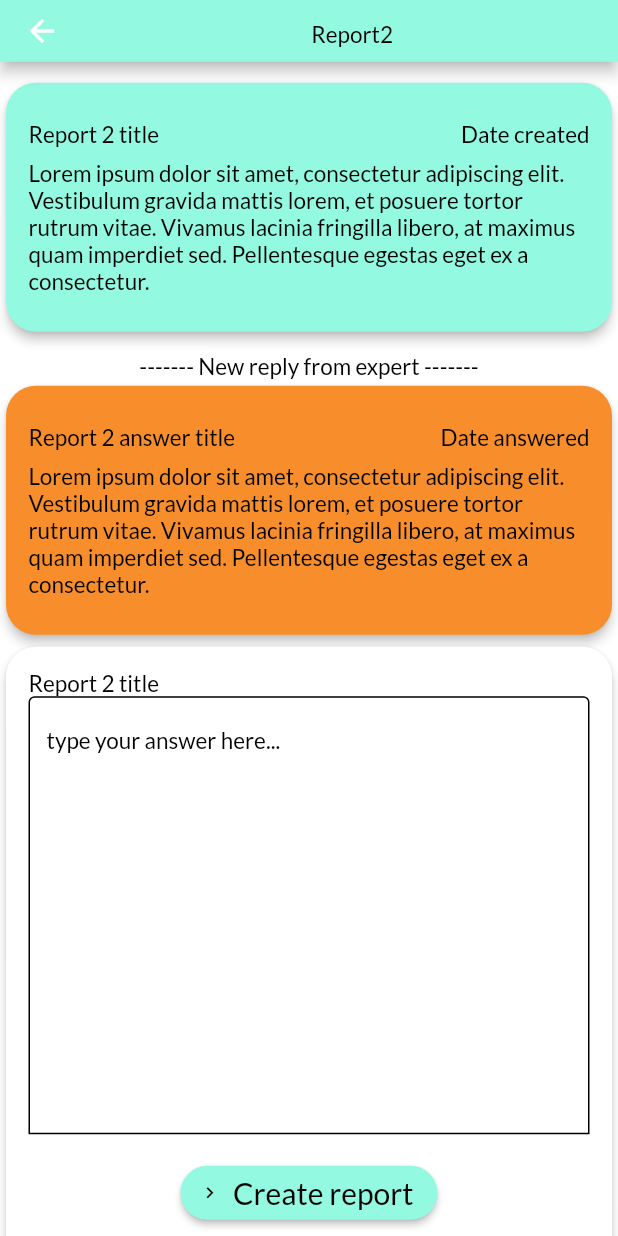
After one commit to alvaroprado00/ece579, a Flutter app: the ViewReportUser screen opened directly, after a tap on the "arrow forward" icon, on a phone screen of 412 x 824 dp. The commit adds this screen. Run offline on Flutter 3.47's test engine with Material 2 defaults, Android fonts, the phone set to English and light mode, and no system bars; drawn by our look-alikes of auto_size_text; our stand-ins replace font_awesome_flutter, google_fonts, lottie, page_transition.

Commit message:
update
added pages for expert and finished user

```diff
--- a/mobile_computing_project/lib/screens/ViewReportUser.dart
+++ b/mobile_computing_project/lib/screens/ViewReportUser.dart
@@ -1,6 +1,9 @@
 import 'package:flutter/material.dart';
 import 'package:google_fonts/google_fonts.dart';
+import 'package:mobile_computing_project/screens/ViewReportUserX.dart';
 import 'package:mobile_computing_project/util.dart';
+import 'package:page_transition/page_transition.dart';
+
 
 
 // WHY IS Background blue and not white?
@@ -68,7 +71,21 @@ class _ViewReportUserState extends State<ViewReportUser> {
                                   Text(
                                     'Date creation',
                                     style: labelStyleForButton
-                                  )
+                                  ),
+                                  IconButton(
+                                      onPressed:(){
+                                        Navigator.push(
+                                          context,
+                                          PageTransition(
+                                            type: PageTransitionType.rightToLeft,
+                                            duration:const Duration(milliseconds: 300),
+                                            reverseDuration:const Duration(milliseconds: 300),
+                                            child: ViewReportUserX(),
+                                          ),
+                                        );
+                                      },
+                                      icon:
+                                      Icon(Icons.arrow_forward))
                                 ],
                               ),
                             ),
@@ -78,7 +95,7 @@ class _ViewReportUserState extends State<ViewReportUser> {
                                 'Lorem ipsum dolor sit amet, consectetur adipiscing elit. Vestibulum gravida mattis lorem, et posuere tortor rutrum vitae. Vivamus lacinia fringilla libero, at maximus quam imperdiet sed. Pellentesque egestas eget ex a consectetur.',
                                 style: myTextFieldStyle,
                               ),
-                            )
+                            ),
                           ],
                         ),
                       )
@@ -110,12 +127,26 @@ class _ViewReportUserState extends State<ViewReportUser> {
                               children: [
                                 Text(
                                   'Report 2',
-                                  style: labelStyleForButton
+                                  style: myTextFieldStyle
                                 ),
                                 Text(
                                   'Date answered',
-                                  style: labelStyleForButton
-                                )
+                                  style: myTextFieldStyle
+                                ),
+                                IconButton(
+                                    onPressed:(){
+                                      Navigator.push(
+                                        context,
+                                        PageTransition(
+                                          type: PageTransitionType.rightToLeft,
+                                          duration:const Duration(milliseconds: 300),
+                                          reverseDuration:const Duration(milliseconds: 300),
+                                          child: ViewReportUserX(),
+                                        ),
+                                      );
+                                    },
+                                    icon:
+                                    Icon(Icons.arrow_forward))
                               ],
                             ),
                           ),
--- /dev/null
+++ b/mobile_computing_project/lib/screens/ViewReportUserX.dart
@@ -0,0 +1,299 @@
+import 'package:auto_size_text/auto_size_text.dart';
+import 'package:flutter/material.dart';
+import 'package:google_fonts/google_fonts.dart';
+import 'package:mobile_computing_project/util.dart';
+
+class ViewReportUserX extends StatefulWidget {
+  //ViewReportUserXWidget({Key key}) : super(key: key);
+
+  @override
+  _ViewReportUserXState createState() => _ViewReportUserXState();
+}
+
+class _ViewReportUserXState extends State<ViewReportUserX> {
+  late TextEditingController textController;
+  bool _loadingButton = false;
+  final scaffoldKey = GlobalKey<ScaffoldState>();
+
+  @override
+  void initState() {
+    super.initState();
+    textController = TextEditingController();
+  }
+
+  @override
+  Widget build(BuildContext context) {
+    return Scaffold(
+      key: scaffoldKey,
+      appBar: PreferredSize(
+        preferredSize:
+        Size.fromHeight(MediaQuery.of(context).size.height * 0.05),
+        child: AppBar(
+          backgroundColor: Color(0xFF94F9E1),
+          automaticallyImplyLeading: true,
+          flexibleSpace: Align(
+            alignment: AlignmentDirectional(-0.15, 0.15),
+            child: Padding(
+              padding: EdgeInsetsDirectional.fromSTEB(10, 0, 10, 0),
+              child: Row(
+                mainAxisSize: MainAxisSize.max,
+                mainAxisAlignment: MainAxisAlignment.end,
+                crossAxisAlignment: CrossAxisAlignment.center,
+                children: [
+                  Padding(
+                    padding: EdgeInsetsDirectional.fromSTEB(0, 0, 140, 0),
+                    child: Text(
+                      'Report2',
+                      style: myTextFieldStyle
+                    ),
+                  )
+                ],
+              ),
+            ),
+          ),
+          actions: [],
+          elevation: 4,
+        ),
+      ),
+      backgroundColor: Colors.white,
+      body: SafeArea(
+        child: ListView(
+          padding: EdgeInsets.zero,
+          scrollDirection: Axis.vertical,
+          children: [
+            Column(
+              mainAxisSize: MainAxisSize.max,
+              children: [
+                Container(
+                  width: MediaQuery.of(context).size.width,
+                  height: MediaQuery.of(context).size.height * 1,
+                  decoration: BoxDecoration(
+                    color: Colors.white,
+                  ),
+                  child: Padding(
+                    padding: EdgeInsetsDirectional.fromSTEB(0, 10, 0, 0),
+                    child: Column(
+                      mainAxisSize: MainAxisSize.max,
+                      mainAxisAlignment: MainAxisAlignment.start,
+                      children: [
+                        Card(
+                          clipBehavior: Clip.antiAliasWithSaveLayer,
+                          color: const Color(0xFF94F9E1),
+                          elevation: 3,
+                          shape: RoundedRectangleBorder(
+                            borderRadius: BorderRadius.circular(20),
+                          ),
+                          child: Column(
+                            mainAxisSize: MainAxisSize.min,
+                            crossAxisAlignment: CrossAxisAlignment.start,
+                            children: [
+                              Padding(
+                                padding: EdgeInsetsDirectional.fromSTEB(
+                                    15, 15, 15, 25),
+                                child: Column(
+                                  mainAxisSize: MainAxisSize.max,
+                                  children: [
+                                    Padding(
+                                      padding: EdgeInsetsDirectional.fromSTEB(
+                                          0, 10, 0, 0),
+                                      child: Row(
+                                        mainAxisSize: MainAxisSize.max,
+                                        mainAxisAlignment:
+                                        MainAxisAlignment.spaceBetween,
+                                        children: [
+                                          Text(
+                                            'Report 2 title',
+                                            style: myTextFieldStyle,
+                                          ),
+                                          Text(
+                                            'Date created',
+                                            style: myTextFieldStyle,
+                                          )
+                                        ],
+                                      ),
+                                    ),
+                                    Padding(
+                                      padding: EdgeInsetsDirectional.fromSTEB(
+                                          0, 8, 0, 0),
+                                      child: Text(
+                                        'Lorem ipsum dolor sit amet, consectetur adipiscing elit. Vestibulum gravida mattis lorem, et posuere tortor rutrum vitae. Vivamus lacinia fringilla libero, at maximus quam imperdiet sed. Pellentesque egestas eget ex a consectetur.',
+                                        style: myTextFieldStyle,
+                                      ),
+                                    )
+                                  ],
+                                ),
+                              )
+                            ],
+                          ),
+                        ),
+                        Padding(
+                          padding: EdgeInsetsDirectional.fromSTEB(0, 10, 0, 0),
+                          child: Row(
+                            mainAxisSize: MainAxisSize.max,
+                            children: [
+                              Expanded(
+                                child: Column(
+                                  mainAxisSize: MainAxisSize.max,
+                                  children: [
+                                    AutoSizeText(
+                                      '------- New reply from expert -------',
+                                      textAlign: TextAlign.center,
+                                      style: myTextFieldStyle,
+                                    ),
+                                    Card(
+                                      clipBehavior: Clip.antiAliasWithSaveLayer,
+                                      color: Color(0xFFF88E2B),
+                                      elevation: 3,
+                                      shape: RoundedRectangleBorder(
+                                        borderRadius: BorderRadius.circular(20),
+                                      ),
+                                      child: Column(
+                                        mainAxisSize: MainAxisSize.min,
+                                        crossAxisAlignment:
+                                        CrossAxisAlignment.start,
+                                        children: [
+                                          Padding(
+                                            padding:
+                                            EdgeInsetsDirectional.fromSTEB(
+                                                15, 15, 15, 25),
+                                            child: Column(
+                                              mainAxisSize: MainAxisSize.max,
+                                              children: [
+                                                Padding(
+                                                  padding: EdgeInsetsDirectional
+                                                      .fromSTEB(0, 10, 0, 0),
+                                                  child: Row(
+                                                    mainAxisSize:
+                                                    MainAxisSize.max,
+                                                    mainAxisAlignment:
+                                                    MainAxisAlignment
+                                                        .spaceBetween,
+                                                    children: [
+                                                      AutoSizeText(
+                                                        'Report 2 answer title',
+                                                        style: myTextFieldStyle
+                                                      ),
+                                                      Text(
+                                                        'Date answered',
+                                                        style: myTextFieldStyle
+                                                      )
+                                                    ],
+                                                  ),
+                                                ),
+                                                Padding(
+                                                  padding: EdgeInsetsDirectional
+                                                      .fromSTEB(0, 8, 0, 0),
+                                                  child: Text(
+                                                    'Lorem ipsum dolor sit amet, consectetur adipiscing elit. Vestibulum gravida mattis lorem, et posuere tortor rutrum vitae. Vivamus lacinia fringilla libero, at maximus quam imperdiet sed. Pellentesque egestas eget ex a consectetur.',
+                                                    style: myTextFieldStyle
+                                                  ),
+                                                )
+                                              ],
+                                            ),
+                                          )
+                                        ],
+                                      ),
+                                    )
+                                  ],
+                                ),
+                              )
+                            ],
+                          ),
+                        ),
+                        Card(
+                          clipBehavior: Clip.antiAliasWithSaveLayer,
+                          color: Colors.white,
+                          elevation: 3,
+                          shape: RoundedRectangleBorder(
+                            borderRadius: BorderRadius.circular(20),
+                          ),
+                          child: Column(
+                            mainAxisSize: MainAxisSize.min,
+                            crossAxisAlignment: CrossAxisAlignment.start,
+                            children: [
+                              Padding(
+                                padding: EdgeInsetsDirectional.fromSTEB(
+                                    15, 15, 15, 25),
+                                child: Column(
+                                  mainAxisSize: MainAxisSize.max,
+                                  children: [
+                                    Row(
+                                      mainAxisSize: MainAxisSize.max,
+                                      children: [
+                                        Align(
+                                          alignment:
+                                          AlignmentDirectional(-0.05, 0),
+                                          child: AutoSizeText(
+                                            'Report 2 title',
+                                            textAlign: TextAlign.start,
+                                            style: myTextFieldStyle
+                                          ),
+                                        )
+                                      ],
+                                    ),
+                                    TextFormField(
+                                      controller: textController,
+                                      obscureText: false,
+                                      decoration: InputDecoration(
+                                        hintText: 'type your answer here...',
+                                        hintStyle: myHintStyle,
+                                        enabledBorder: OutlineInputBorder(
+                                          borderSide: BorderSide(
+                                            color: Colors.black,
+                                            width: 1,
+                                          ),
+                                          borderRadius: const BorderRadius.only(
+                                            topLeft: Radius.circular(4.0),
+                                            topRight: Radius.circular(4.0),
+                                          ),
+                                        ),
+                                        focusedBorder: OutlineInputBorder(
+                                          borderSide: BorderSide(
+                                            color: Colors.black,
+                                            width: 1,
+                                          ),
+                                          borderRadius: const BorderRadius.only(
+                                            topLeft: Radius.circular(4.0),
+                                            topRight: Radius.circular(4.0),
+                                          ),
+                                        ),
+                                      ),
+                                      style: myTextFieldStyle,
+                                      textAlign: TextAlign.justify,
+                                      maxLines: 14,
+                                    ),
+                                    Padding(
+                                      padding: EdgeInsetsDirectional.fromSTEB(
+                                          0, 15, 0, 0),
+                                      child: ElevatedButton.icon(
+                                        onPressed:(){
+                                          print("click");
+                                        },
+                                        icon:const Icon(
+                                          Icons.navigate_next,
+                                          size: 15,
+                                          color: Colors.black,
+                                        ),
+                                        style: myButtonStyle,
+                                        label:
+                                        Text('Create report', style: labelStyleForButton),
+                                      ),
+                                      ),
+                                  ],
+                                ),
+                              )
+                            ],
+                          ),
+                        )
+                      ],
+                    ),
+                  ),
+                )
+              ],
+            )
+          ],
+        ),
+      ),
+    );
+  }
+}
```
Also changed, not shown: mobile_computing_project/lib/LoginPage.dart (+24 -12 lines), mobile_computing_project/lib/screens/HomeExpert.dart (added, +103 -0 lines), mobile_computing_project/lib/screens/ViewReportExpert.dart (added, +129 -0 lines).
